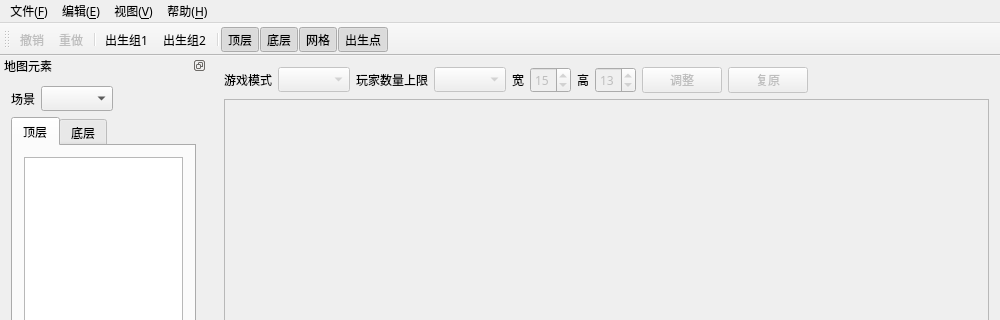
First picture: the form in ui/MainWindow.ui, repository brangpd/qqt_map_editor_fin, before the edit; both pictures show x 0 to 1000 and y 0 to 320 of the 1000 by 827 pixel window.
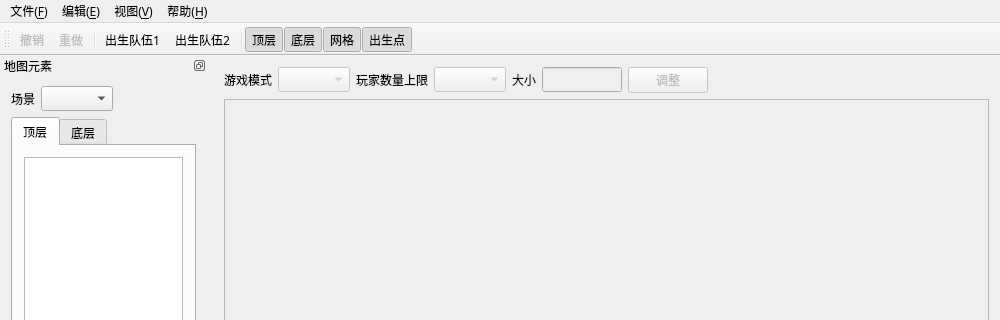
Second picture: the form after the edit.

Diff of the .ui file:
```diff
--- a/ui/MainWindow.ui
+++ b/ui/MainWindow.ui
@@ -48,39 +48,41 @@
         <property name="horizontalSpacing">
          <number>6</number>
         </property>
-        <item row="0" column="0">
-         <widget class="QLabel" name="label">
+        <item row="0" column="9">
+         <widget class="QPushButton" name="pushButtonResize">
+          <property name="enabled">
+           <bool>false</bool>
+          </property>
+          <property name="sizePolicy">
+           <sizepolicy hsizetype="Fixed" vsizetype="Fixed">
+            <horstretch>0</horstretch>
+            <verstretch>0</verstretch>
+           </sizepolicy>
+          </property>
+          <property name="text">
+           <string>调整</string>
+          </property>
+         </widget>
+        </item>
+        <item row="0" column="4">
+         <widget class="QLabel" name="label_3">
           <property name="sizePolicy">
            <sizepolicy hsizetype="Fixed" vsizetype="Preferred">
             <horstretch>0</horstretch>
             <verstretch>0</verstretch>
            </sizepolicy>
           </property>
+          <property name="font">
+           <font>
+            <family>Arial</family>
+           </font>
+          </property>
           <property name="text">
-           <string>游戏模式</string>
+           <string>玩家数量上限</string>
           </property>
          </widget>
         </item>
         <item row="0" column="10">
-         <widget class="QSpinBox" name="spinBoxHeight">
-          <property name="enabled">
-           <bool>false</bool>
-          </property>
-          <property name="sizePolicy">
-           <sizepolicy hsizetype="Fixed" vsizetype="Fixed">
-            <horstretch>0</horstretch>
-            <verstretch>0</verstretch>
-           </sizepolicy>
-          </property>
-          <property name="minimum">
-           <number>1</number>
-          </property>
-          <property name="value">
-           <number>13</number>
-          </property>
-         </widget>
-        </item>
-        <item row="0" column="13">
          <spacer name="horizontalSpacer">
           <property name="orientation">
            <enum>Qt::Horizontal</enum>
@@ -96,37 +98,6 @@
           </property>
          </spacer>
         </item>
-        <item row="0" column="9">
-         <widget class="QLabel" name="label_5">
-          <property name="sizePolicy">
-           <sizepolicy hsizetype="Fixed" vsizetype="Preferred">
-            <horstretch>0</horstretch>
-            <verstretch>0</verstretch>
-           </sizepolicy>
-          </property>
-          <property name="text">
-           <string>高</string>
-          </property>
-         </widget>
-        </item>
-        <item row="0" column="4">
-         <widget class="QLabel" name="label_3">
-          <property name="sizePolicy">
-           <sizepolicy hsizetype="Fixed" vsizetype="Preferred">
-            <horstretch>0</horstretch>
-            <verstretch>0</verstretch>
-           </sizepolicy>
-          </property>
-          <property name="font">
-           <font>
-            <family>Arial</family>
-           </font>
-          </property>
-          <property name="text">
-           <string>玩家数量上限</string>
-          </property>
-         </widget>
-        </item>
         <item row="0" column="7">
          <widget class="QLabel" name="label_4">
           <property name="sizePolicy">
@@ -136,39 +107,7 @@
            </sizepolicy>
           </property>
           <property name="text">
-           <string>宽</string>
-          </property>
-         </widget>
-        </item>
-        <item row="0" column="5">
-         <widget class="QComboBox" name="comboBoxMaxPlayers">
-          <property name="enabled">
-           <bool>false</bool>
-          </property>
-          <property name="sizePolicy">
-           <sizepolicy hsizetype="Fixed" vsizetype="Fixed">
-            <horstretch>0</horstretch>
-            <verstretch>0</verstretch>
-           </sizepolicy>
-          </property>
-         </widget>
-        </item>
-        <item row="0" column="8">
-         <widget class="QSpinBox" name="spinBoxWidth">
-          <property name="enabled">
-           <bool>false</bool>
-          </property>
-          <property name="sizePolicy">
-           <sizepolicy hsizetype="Fixed" vsizetype="Fixed">
-            <horstretch>0</horstretch>
-            <verstretch>0</verstretch>
-           </sizepolicy>
-          </property>
-          <property name="minimum">
-           <number>1</number>
-          </property>
-          <property name="value">
-           <number>15</number>
+           <string>大小</string>
           </property>
          </widget>
         </item>
@@ -188,8 +127,8 @@
           </property>
          </widget>
         </item>
-        <item row="0" column="11">
-         <widget class="QPushButton" name="pushButtonResize">
+        <item row="0" column="5">
+         <widget class="QComboBox" name="comboBoxMaxPlayers">
           <property name="enabled">
            <bool>false</bool>
           </property>
@@ -199,24 +138,37 @@
             <verstretch>0</verstretch>
            </sizepolicy>
           </property>
+         </widget>
+        </item>
+        <item row="0" column="0">
+         <widget class="QLabel" name="label">
+          <property name="sizePolicy">
+           <sizepolicy hsizetype="Fixed" vsizetype="Preferred">
+            <horstretch>0</horstretch>
+            <verstretch>0</verstretch>
+           </sizepolicy>
+          </property>
           <property name="text">
-           <string>调整</string>
+           <string>游戏模式</string>
           </property>
          </widget>
         </item>
-        <item row="0" column="12">
-         <widget class="QPushButton" name="pushButtonResetSize">
+        <item row="0" column="8">
+         <widget class="QLineEdit" name="lineEditMapSize">
           <property name="enabled">
            <bool>false</bool>
           </property>
           <property name="sizePolicy">
-           <sizepolicy hsizetype="Fixed" vsizetype="Fixed">
+           <sizepolicy hsizetype="Preferred" vsizetype="Fixed">
             <horstretch>0</horstretch>
             <verstretch>0</verstretch>
            </sizepolicy>
           </property>
-          <property name="text">
-           <string>复原</string>
+          <property name="maximumSize">
+           <size>
+            <width>80</width>
+            <height>16777215</height>
+           </size>
           </property>
          </widget>
         </item>
@@ -301,8 +253,7 @@
      <string>帮助(&amp;H)</string>
     </property>
     <addaction name="actionHelp"/>
-    <addaction name="separator"/>
-    <addaction name="actionAbout"/>
+    <addaction name="actionAbout_Qt"/>
    </widget>
    <widget class="QMenu" name="menuView">
     <property name="title">
@@ -660,7 +611,7 @@
     <bool>true</bool>
    </property>
    <property name="text">
-    <string>出生组1</string>
+    <string>出生队伍1</string>
    </property>
    <property name="shortcut">
     <string>1</string>
@@ -671,7 +622,7 @@
     <bool>true</bool>
    </property>
    <property name="text">
-    <string>出生组2</string>
+    <string>出生队伍2</string>
    </property>
    <property name="shortcut">
     <string>2</string>
@@ -787,7 +738,10 @@
   </action>
   <action name="actionHelp">
    <property name="text">
-    <string>帮助</string>
+    <string>主页...</string>
+   </property>
+   <property name="toolTip">
+    <string>主页</string>
    </property>
   </action>
   <action name="actionMove">
@@ -798,6 +752,11 @@
     <string>移动</string>
    </property>
   </action>
+  <action name="actionAbout_Qt">
+   <property name="text">
+    <string>关于Qt...</string>
+   </property>
+  </action>
  </widget>
  <layoutdefault spacing="6" margin="11"/>
  <resources/>
```
